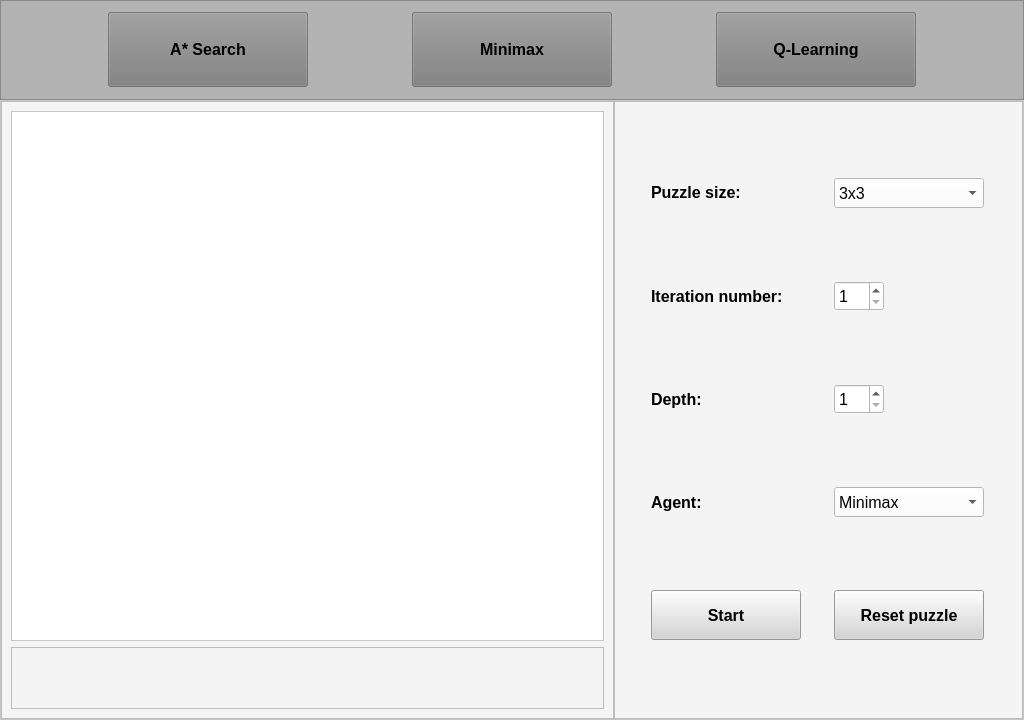
Before: the Qt Designer form projekat1_puzzle/Slagalica.ui in draganagrbic998/ori, drawn with Qt 5.
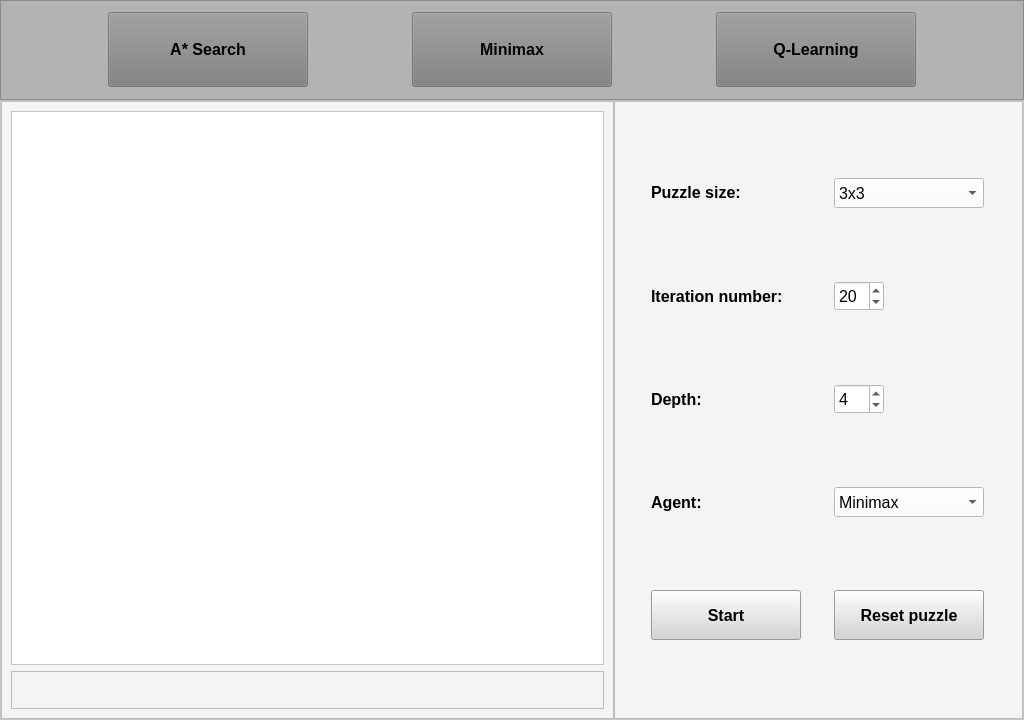
After: the same form once the commit is applied. The open tabs and pages were chosen to show the change.

```diff
--- a/projekat1_puzzle/Slagalica.ui
+++ b/projekat1_puzzle/Slagalica.ui
@@ -214,6 +214,19 @@
          </property>
          <layout class="QGridLayout" name="gridLayout_6">
           <item row="1" column="0">
+           <widget class="QFrame" name="SlagalicaContainer">
+            <property name="styleSheet">
+             <string notr="true">background-color: rgb(255, 255, 255);</string>
+            </property>
+            <property name="frameShape">
+             <enum>QFrame::StyledPanel</enum>
+            </property>
+            <property name="frameShadow">
+             <enum>QFrame::Raised</enum>
+            </property>
+           </widget>
+          </item>
+          <item row="2" column="0">
            <widget class="QFrame" name="frame_5">
             <property name="sizePolicy">
              <sizepolicy hsizetype="Expanding" vsizetype="Fixed">
@@ -229,20 +242,6 @@
             </property>
             <layout class="QGridLayout" name="gridLayout_9">
              <item row="0" column="0">
-              <widget class="QLabel" name="SaProtivnikomVrednost">
-               <property name="font">
-                <font>
-                 <pointsize>12</pointsize>
-                 <weight>75</weight>
-                 <bold>true</bold>
-                </font>
-               </property>
-               <property name="text">
-                <string/>
-               </property>
-              </widget>
-             </item>
-             <item row="1" column="0">
               <widget class="QLabel" name="Obavestenje">
                <property name="font">
                 <font>
@@ -265,19 +264,6 @@
             </layout>
            </widget>
           </item>
-          <item row="0" column="0">
-           <widget class="QFrame" name="SlagalicaContainer">
-            <property name="styleSheet">
-             <string notr="true">background-color: rgb(255, 255, 255);</string>
-            </property>
-            <property name="frameShape">
-             <enum>QFrame::StyledPanel</enum>
-            </property>
-            <property name="frameShadow">
-             <enum>QFrame::Raised</enum>
-            </property>
-           </widget>
-          </item>
          </layout>
         </widget>
        </item>
@@ -583,10 +569,13 @@
                  <string notr="true">background-color: rgb(255, 255, 255);</string>
                 </property>
                 <property name="minimum">
-                 <number>1</number>
+                 <number>10</number>
                 </property>
                 <property name="maximum">
-                 <number>10000</number>
+                 <number>100</number>
+                </property>
+                <property name="value">
+                 <number>20</number>
                 </property>
                </widget>
               </item>
@@ -651,6 +640,12 @@
                 <property name="minimum">
                  <number>1</number>
                 </property>
+                <property name="maximum">
+                 <number>7</number>
+                </property>
+                <property name="value">
+                 <number>4</number>
+                </property>
                </widget>
               </item>
               <item row="0" column="1">
```
Left out of the diff: 3 changed lines with no effect on the pictures.
